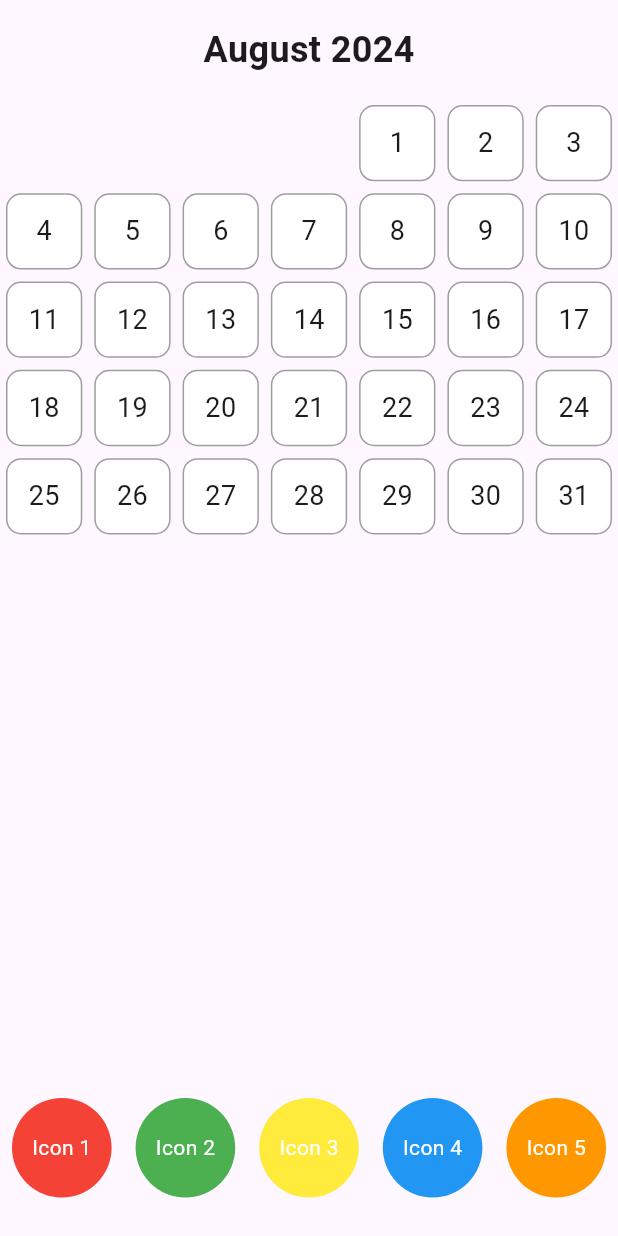
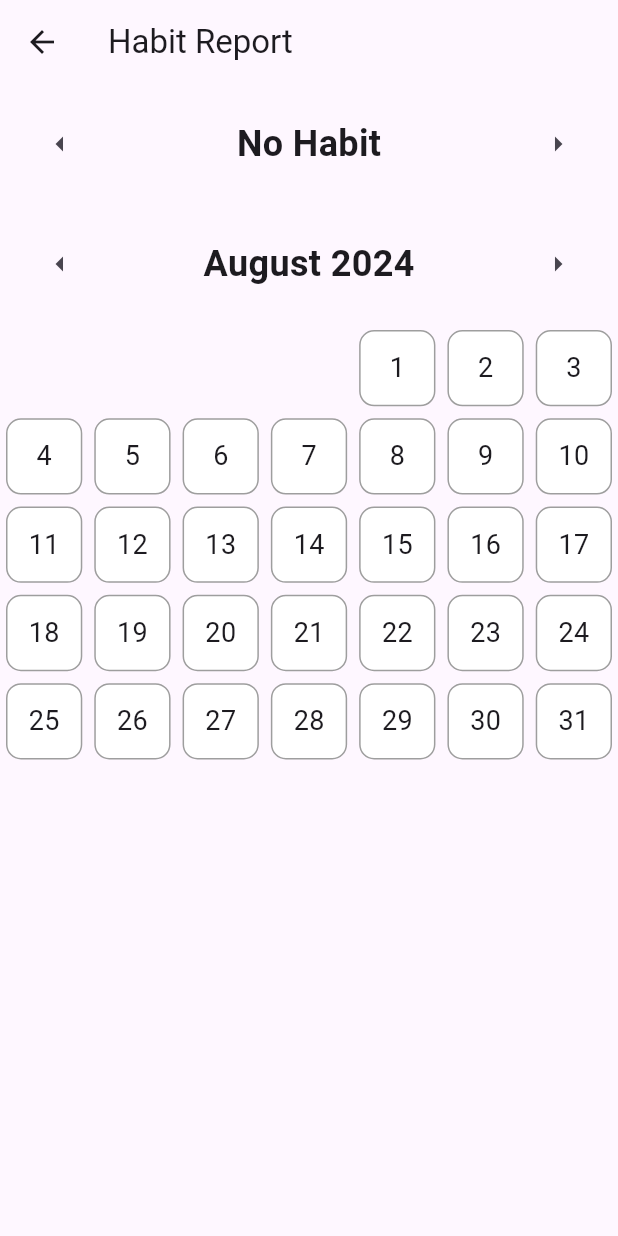
Before and after one commit to meghna237/habit_tracker, a Flutter app: the ViewReport screen opened by its route, on a phone screen of 412 x 824 dp. Run offline on Flutter 3.47's test engine with Material 3 defaults, Android fonts, the phone set to English and light mode, and no system bars; our stand-ins replace objectbox; generated files the repository leaves out were written again.

Commit message:
- Updated UI of 'View Report' page - Added option to toggle through habits from HabitList entity - Added option to toggle through the months of the calendar

```diff
--- a/lib/main.dart
+++ b/lib/main.dart
@@ -1,4 +1,5 @@
 import 'package:flutter/material.dart';
+import 'package:flutter/services.dart';
 import 'package:intl/intl.dart';
 import 'package:provider/provider.dart';
 import 'HabitDB.dart';
@@ -30,7 +31,7 @@ class MyApp extends StatelessWidget {
       home: MyHomePage(),
       routes: {
         '/habit': (context) => RecordHabit(habitBox: habitBox, habitListBox: habitListBox),
-        '/report': (context) => ViewReport(),
+        '/report': (context) => ViewReport(habitListBox: habitListBox,),
       },
     );
   }
@@ -314,6 +315,10 @@ class _RecordHabitState extends State<RecordHabit> {
 }
 
 class ViewReport extends StatefulWidget {
+  final Box<HabitList> habitListBox;
+
+  ViewReport({required this.habitListBox});
+
   @override
   _ViewReportState createState() => _ViewReportState();
 }
@@ -321,43 +326,94 @@ class ViewReport extends StatefulWidget {
 class _ViewReportState extends State<ViewReport> {
   late DateTime _selectedDate;
   final Map<DateTime, Color> _dateColors = {};
+  late HabitList _selectedHabit;
 
   @override
   void initState() {
     super.initState();
     _selectedDate = DateTime.now();
+    final habitList = widget.habitListBox.getAll();
+    _selectedHabit = habitList.isNotEmpty ? habitList.first : HabitList(habit: 'No Habit');
   }
 
-  void _updateDateColor(DateTime date, Color color) {
+  void _changeHabit(bool isNext){
+    final habitList = widget.habitListBox.getAll();
+    if (habitList.isEmpty) return;
+
+    final currentIndex = habitList.indexOf(_selectedHabit);
+    final nextIndex = (currentIndex + (isNext ? 1 : -1)) % habitList.length;
     setState(() {
-      _dateColors[date] = color;
+      _selectedHabit = habitList[nextIndex < 0 ? habitList.length -1 : nextIndex];
+    });
+  }
+
+  void _changeMonth(bool isNext) {
+    setState(() {
+      _selectedDate = DateTime(
+        _selectedDate.year,
+        _selectedDate.month + (isNext ? 1 : -1)
+      );
     });
   }
 
   @override
   Widget build(BuildContext context) {
     return Scaffold(
+      appBar: AppBar(
+        title: const Text("Habit Report"),
+      ),
       body: Column(
         children: [
           Padding(
             padding: const EdgeInsets.all(16.0),
-            child: Text(
-              DateFormat('MMMM yyyy').format(_selectedDate),
-              style: const TextStyle(fontSize: 24, fontWeight: FontWeight.bold),
+            child: Row(
+              mainAxisAlignment: MainAxisAlignment.spaceBetween,
+              children: [
+                IconButton(
+                  icon: Icon(Icons.arrow_left),
+                  onPressed: () => _changeHabit(false),
+                ),
+                Text(
+                  _selectedHabit.habit,
+                  style: const TextStyle(fontSize: 24, fontWeight: FontWeight.bold),
+                ),
+                IconButton(
+                  icon: Icon(Icons.arrow_right),
+                  onPressed: () => _changeHabit(true),
+                )
+              ],
             ),
           ),
+          Padding(
+            padding: const EdgeInsets.all(16.0),
+            child: Row(
+              mainAxisAlignment: MainAxisAlignment.spaceBetween,
+              children: [
+                IconButton(
+                  icon: Icon(Icons.arrow_left),
+                  onPressed: () => _changeMonth(false),
+                ),
+                Text(
+                  DateFormat('MMMM yyyy').format(_selectedDate),
+                  style: const TextStyle(fontSize: 24, fontWeight: FontWeight.bold),
+                ),
+                IconButton(
+                  icon: Icon(Icons.arrow_right),
+                  onPressed: () => _changeMonth(true),
+                )
+              ],
+            )
+          ),
           Expanded(child: _buildCalendar()),
-          _buildIconGrid(),
+
         ],
       ),
     );
   }
 
   Widget _buildCalendar() {
-    final firstDayOfMonth =
-    DateTime(_selectedDate.year, _selectedDate.month, 1);
-    final lastDayOfMonth =
-    DateTime(_selectedDate.year, _selectedDate.month + 1, 0);
+    final firstDayOfMonth = DateTime(_selectedDate.year, _selectedDate.month, 1);
+    final lastDayOfMonth = DateTime(_selectedDate.year, _selectedDate.month + 1, 0);
     final dayInMonth = lastDayOfMonth.day;
 
     return GridView.builder(
@@ -395,40 +451,5 @@ class _ViewReportState extends State<ViewReport> {
     );
   }
 
-  Widget _buildIconGrid() {
-    final List<Color> colors = [Colors.red, Colors.green, Colors.yellow, Colors.blue, Colors.orange];
 
-    return SizedBox(
-      height: 100,
-      child: GridView.builder(
-        gridDelegate: const SliverGridDelegateWithFixedCrossAxisCount(
-            crossAxisCount: 5,
-            childAspectRatio: 1.0
-        ),
-        itemCount: colors.length,
-        itemBuilder: (context, index) {
-          return GestureDetector(
-            onTap: () {
-              if (_dateColors.containsKey(_selectedDate)){
-                _updateDateColor(_selectedDate, colors[index]);
-              }
-            },
-            child: Container(
-              margin: const EdgeInsets.all(8.0),
-              decoration: BoxDecoration(
-                  color: colors[index],
-                  shape: BoxShape.circle
-              ),
-              child: Center(
-                child: Text(
-                  'Icon ${index+1}',
-                  style: const TextStyle(color: Colors.white),
-                ),
-              ),
-            ),
-          );
-        },
-      ),
-    );
-  }
 }
```
